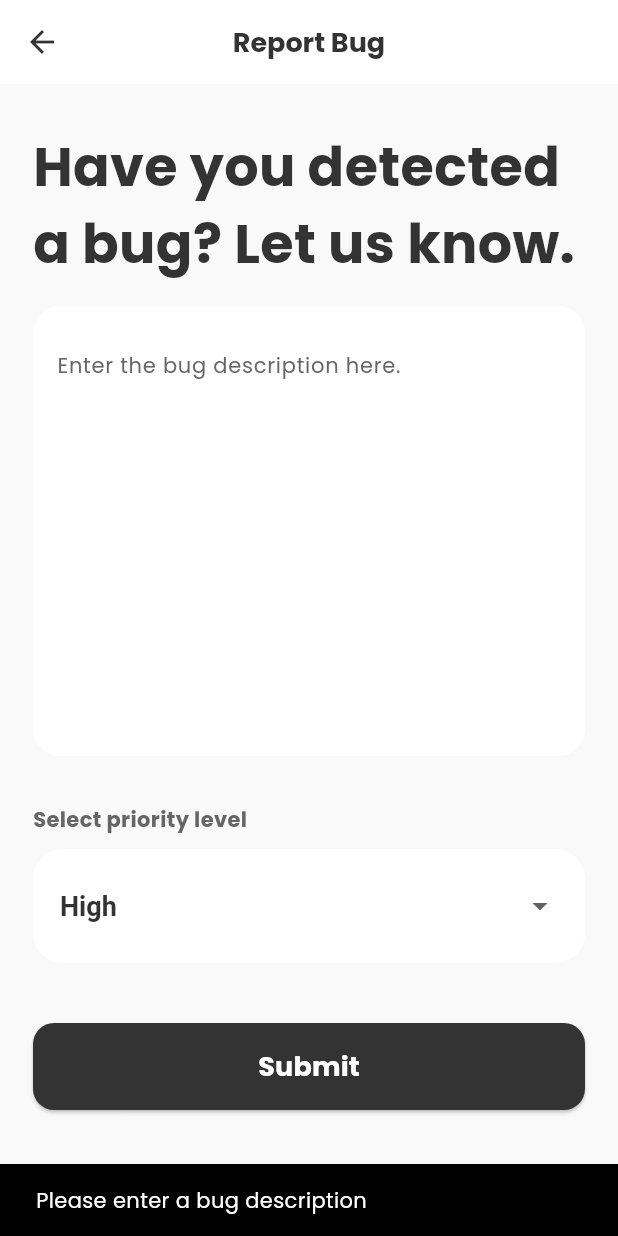
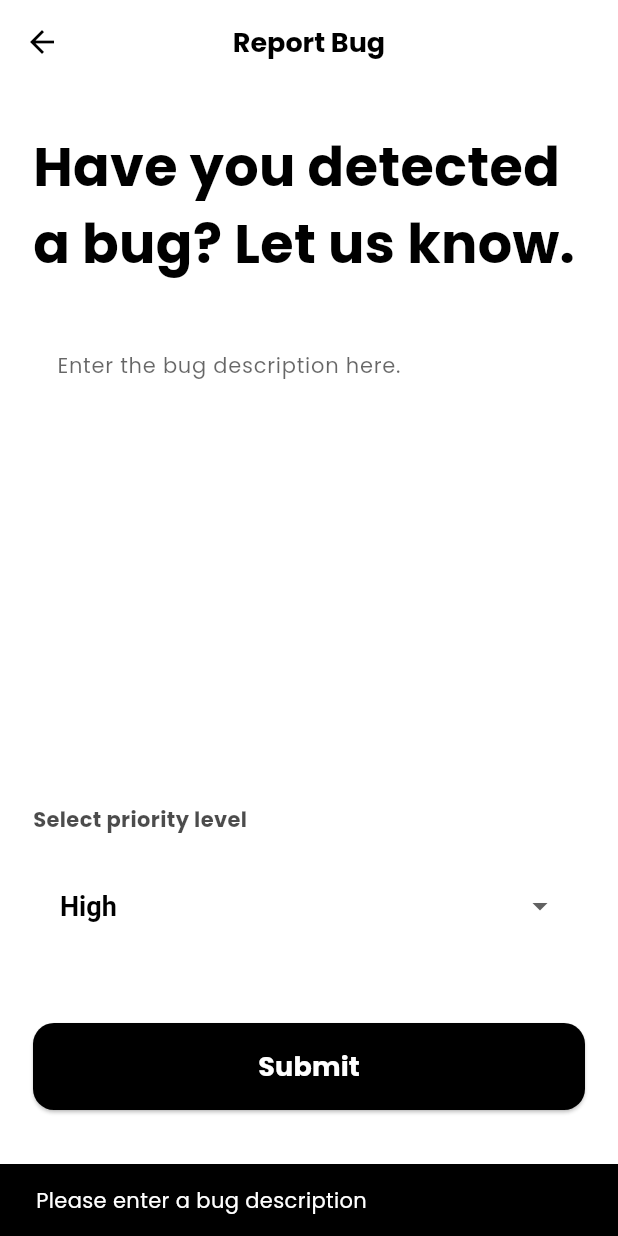
Before and after one commit to taha-kahya/cs310-group11, a Flutter app: the ReportBugPage screen opened by its route, after a tap on "Submit", on a phone screen of 412 x 824 dp. Run offline on Flutter 3.47's test engine with Material 3 defaults, Android fonts, the phone set to English and light mode, and no system bars; our stand-ins replace cloud_firestore, firebase_auth, firebase_core, shared_preferences; accounts and stored records are empty.

Commit message:
style: make report bug page and feedback page theme-aware

```diff
--- a/lib/pages/reportBug/report_bug_page.dart
+++ b/lib/pages/reportBug/report_bug_page.dart
@@ -26,9 +26,7 @@ class _ReportBugPageState extends State<ReportBugPage> {
       return;
     }
 
-    setState(() {
-      _isSubmitting = true;
-    });
+    setState(() => _isSubmitting = true);
 
     try {
       final uid = FirebaseAuth.instance.currentUser!.uid;
@@ -48,33 +46,36 @@ class _ReportBugPageState extends State<ReportBugPage> {
       );
 
       Navigator.pop(context);
-    } catch (e) {
+    } catch (_) {
       ScaffoldMessenger.of(context).showSnackBar(
         const SnackBar(content: Text('Failed to submit bug report')),
       );
     } finally {
-      setState(() {
-        _isSubmitting = false;
-      });
+      setState(() => _isSubmitting = false);
     }
   }
 
   @override
   Widget build(BuildContext context) {
+    final onSurface = Theme.of(context).colorScheme.onSurface;
+
     return Scaffold(
-      backgroundColor: AppColors.background,
+      backgroundColor: Theme.of(context).scaffoldBackgroundColor,
       appBar: AppBar(
-        backgroundColor: AppColors.surface,
+        backgroundColor: Theme.of(context).colorScheme.surface,
         elevation: 0,
+        centerTitle: true,
         leading: IconButton(
-          icon: Icon(Icons.arrow_back, color: AppColors.primary),
+          icon: Icon(
+            Icons.arrow_back,
+            color: Theme.of(context).colorScheme.primary,
+          ),
           onPressed: () => Navigator.pop(context),
         ),
-        centerTitle: true,
         title: Text(
           "Report Bug",
           style: AppTextStyles.subheading.copyWith(
-            color: AppColors.primary,
+            color: Theme.of(context).colorScheme.primary,
           ),
         ),
       ),
@@ -89,7 +90,7 @@ class _ReportBugPageState extends State<ReportBugPage> {
               "Have you detected a bug? Let us know.",
               style: AppTextStyles.heading.copyWith(
                 fontSize: 36,
-                color: AppColors.primary,
+                color: onSurface,
               ),
             ),
 
@@ -98,7 +99,7 @@ class _ReportBugPageState extends State<ReportBugPage> {
             Container(
               height: 300,
               decoration: BoxDecoration(
-                color: AppColors.surface,
+                color: Theme.of(context).colorScheme.surface,
                 borderRadius: BorderRadius.circular(18),
               ),
               padding: const EdgeInsets.all(16),
@@ -106,13 +107,13 @@ class _ReportBugPageState extends State<ReportBugPage> {
                 controller: _bugCtrl,
                 maxLines: null,
                 style: AppTextStyles.body.copyWith(
-                  color: AppColors.primary,
+                  color: onSurface,
                 ),
                 decoration: InputDecoration(
                   border: InputBorder.none,
                   hintText: "Enter the bug description here.",
                   hintStyle: AppTextStyles.body.copyWith(
-                    color: AppColors.secondary,
+                    color: onSurface.withOpacity(0.6),
                   ),
                 ),
               ),
@@ -123,8 +124,8 @@ class _ReportBugPageState extends State<ReportBugPage> {
             Text(
               "Select priority level",
               style: AppTextStyles.body.copyWith(
-                color: AppColors.secondary,
                 fontWeight: FontWeight.w600,
+                color: onSurface.withOpacity(0.7),
               ),
             ),
 
@@ -133,7 +134,7 @@ class _ReportBugPageState extends State<ReportBugPage> {
             Container(
               padding: const EdgeInsets.symmetric(horizontal: 18, vertical: 14),
               decoration: BoxDecoration(
-                color: AppColors.surface,
+                color: Theme.of(context).colorScheme.surface,
                 borderRadius: BorderRadius.circular(20),
               ),
               child: DropdownButtonHideUnderline(
@@ -141,7 +142,7 @@ class _ReportBugPageState extends State<ReportBugPage> {
                   value: _priority,
                   isExpanded: true,
                   style: AppTextStyles.subheading.copyWith(
-                    color: AppColors.primary,
+                    color: onSurface,
                   ),
                   items: const [
                     DropdownMenuItem(value: "Low", child: Text("Low")),
@@ -164,18 +165,20 @@ class _ReportBugPageState extends State<ReportBugPage> {
               child: ElevatedButton(
                 onPressed: _isSubmitting ? null : _submitBug,
                 style: ElevatedButton.styleFrom(
-                  backgroundColor: AppColors.primary,
+                  backgroundColor: Theme.of(context).colorScheme.primary,
                   padding: const EdgeInsets.symmetric(vertical: 16),
                   shape: RoundedRectangleBorder(
                     borderRadius: BorderRadius.circular(14),
                   ),
                 ),
                 child: _isSubmitting
-                    ? CircularProgressIndicator(color: Theme.of(context).colorScheme.onPrimary)
+                    ? CircularProgressIndicator(
+                  color: Theme.of(context).colorScheme.onPrimary,
+                )
                     : Text(
                   "Submit",
                   style: AppTextStyles.subheading.copyWith(
-                    color: AppColors.surface,
+                    color: Theme.of(context).colorScheme.onPrimary,
                   ),
                 ),
               ),
```
Also changed, not shown: lib/pages/giveFeedback/give_feedback_page.dart (+14 -11 lines).
